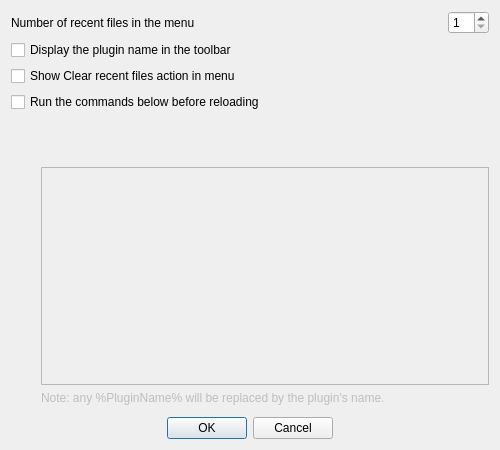
This is ui_files/ConfigurationDialogBase.ui in lugovskovp/QGIS_VDO as Qt 5 draws it before an edit. The edited form follows.
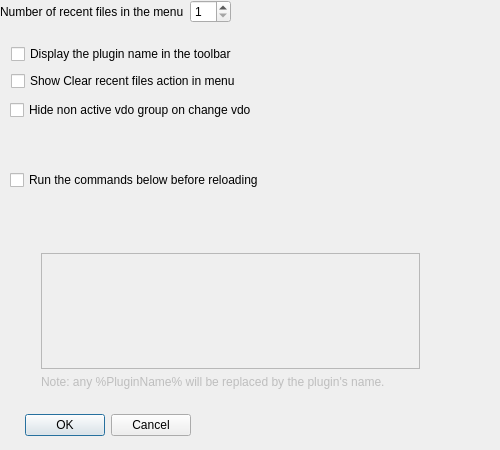
This is the edited form.

Commit message: add Settings.HideNonActiveVdoEnabled()

The edit to the form file:
```diff
--- a/ui_files/ConfigurationDialogBase.ui
+++ b/ui_files/ConfigurationDialogBase.ui
@@ -32,9 +32,15 @@
   <property name="whatsThis">
    <string/>
   </property>
-  <layout class="QGridLayout" name="gridLayout">
-   <item row="12" column="0">
     <widget class="QDialogButtonBox" name="buttonBox">
+   <property name="geometry">
+    <rect>
+     <x>11</x>
+     <y>411</y>
+     <width>193</width>
+     <height>28</height>
+    </rect>
+   </property>
      <property name="focusPolicy">
       <enum>Qt::NoFocus</enum>
      </property>
@@ -45,8 +51,90 @@
       <bool>true</bool>
      </property>
     </widget>
-   </item>
-   <item row="6" column="0">
+  <widget class="QCheckBox" name="cbToolButtonText">
+   <property name="geometry">
+    <rect>
+     <x>11</x>
+     <y>44</y>
+     <width>243</width>
+     <height>20</height>
+    </rect>
+   </property>
+   <property name="toolTip">
+    <string>Display description with the current plugin name beside the icon in the Plugin toolbar.</string>
+   </property>
+   <property name="text">
+    <string>Display the plugin name in the toolbar</string>
+   </property>
+  </widget>
+  <widget class="QCheckBox" name="cbExtraCommands">
+   <property name="geometry">
+    <rect>
+     <x>10</x>
+     <y>170</y>
+     <width>273</width>
+     <height>20</height>
+    </rect>
+   </property>
+   <property name="sizePolicy">
+    <sizepolicy hsizetype="Expanding" vsizetype="Fixed">
+     <horstretch>0</horstretch>
+     <verstretch>0</verstretch>
+    </sizepolicy>
+   </property>
+   <property name="toolTip">
+    <string>&lt;html&gt;&lt;head/&gt;&lt;body&gt;&lt;p&gt;QGIS will try to execute any commands typed here in a shell before reloading the plugin.&lt;/p&gt;
+&lt;p&gt;This can be useful, for example, if you need to copy the new source code into the QGIS plugins directory.&lt;/p&gt;&lt;/body&gt;&lt;/html&gt;</string>
+   </property>
+   <property name="text">
+    <string>Run the commands below before reloading</string>
+   </property>
+  </widget>
+  <widget class="QCheckBox" name="cbShowClearRecent">
+   <property name="geometry">
+    <rect>
+     <x>11</x>
+     <y>71</y>
+     <width>248</width>
+     <height>20</height>
+    </rect>
+   </property>
+   <property name="text">
+    <string>Show Clear recent files action in menu</string>
+   </property>
+  </widget>
+  <widget class="QCheckBox" name="cbHideNonActiveVdo">
+   <property name="geometry">
+    <rect>
+     <x>10</x>
+     <y>100</y>
+     <width>273</width>
+     <height>20</height>
+    </rect>
+   </property>
+   <property name="sizePolicy">
+    <sizepolicy hsizetype="Expanding" vsizetype="Fixed">
+     <horstretch>0</horstretch>
+     <verstretch>0</verstretch>
+    </sizepolicy>
+   </property>
+   <property name="toolTip">
+    <string>&lt;html&gt;&lt;head/&gt;&lt;body&gt;&lt;p&gt;QGIS will try to execute any commands typed here in a shell before reloading the plugin.&lt;/p&gt;
+&lt;p&gt;This can be useful, for example, if you need to copy the new source code into the QGIS plugins directory.&lt;/p&gt;&lt;/body&gt;&lt;/html&gt;</string>
+   </property>
+   <property name="text">
+    <string>Hide non active vdo group on change vdo</string>
+   </property>
+  </widget>
+  <widget class="QWidget" name="">
+   <property name="geometry">
+    <rect>
+     <x>11</x>
+     <y>204</y>
+     <width>409</width>
+     <height>191</height>
+    </rect>
+   </property>
     <layout class="QGridLayout" name="gridLayout_2">
      <property name="topMargin">
       <number>49</number>
@@ -95,35 +183,8 @@
       </widget>
      </item>
     </layout>
-   </item>
-   <item row="2" column="0">
-    <widget class="QCheckBox" name="cbToolButtonText">
-     <property name="toolTip">
-      <string>Display description with the current plugin name beside the icon in the Plugin toolbar.</string>
-     </property>
-     <property name="text">
-      <string>Display the plugin name in the toolbar</string>
-     </property>
-    </widget>
-   </item>
-   <item row="4" column="0">
-    <widget class="QCheckBox" name="cbExtraCommands">
-     <property name="sizePolicy">
-      <sizepolicy hsizetype="Expanding" vsizetype="Fixed">
-       <horstretch>0</horstretch>
-       <verstretch>0</verstretch>
-      </sizepolicy>
-     </property>
-     <property name="toolTip">
-      <string>&lt;html&gt;&lt;head/&gt;&lt;body&gt;&lt;p&gt;QGIS will try to execute any commands typed here in a shell before reloading the plugin.&lt;/p&gt;
-&lt;p&gt;This can be useful, for example, if you need to copy the new source code into the QGIS plugins directory.&lt;/p&gt;&lt;/body&gt;&lt;/html&gt;</string>
-     </property>
-     <property name="text">
-      <string>Run the commands below before reloading</string>
-     </property>
-    </widget>
-   </item>
-   <item row="1" column="0">
+  </widget>
+  <widget class="QWidget" name="">
     <layout class="QHBoxLayout" name="horizontalLayout">
      <item>
       <widget class="QLabel" name="label">
@@ -155,15 +216,7 @@
       </widget>
      </item>
     </layout>
-   </item>
-   <item row="3" column="0">
-    <widget class="QCheckBox" name="cbShowClearRecent">
-     <property name="text">
-      <string>Show Clear recent files action in menu</string>
-     </property>
-    </widget>
-   </item>
-  </layout>
+  </widget>
  </widget>
  <tabstops>
   <tabstop>sbRecentFilesCount</tabstop>
```
Lines whose indentation alone changed are shown as unchanged. The commit also changes 1 other file.
